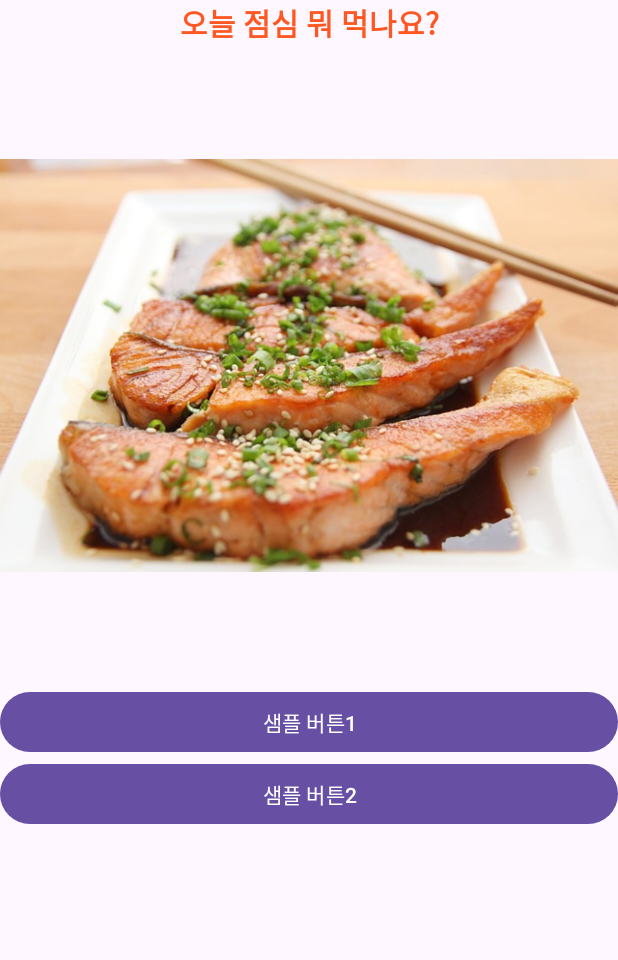
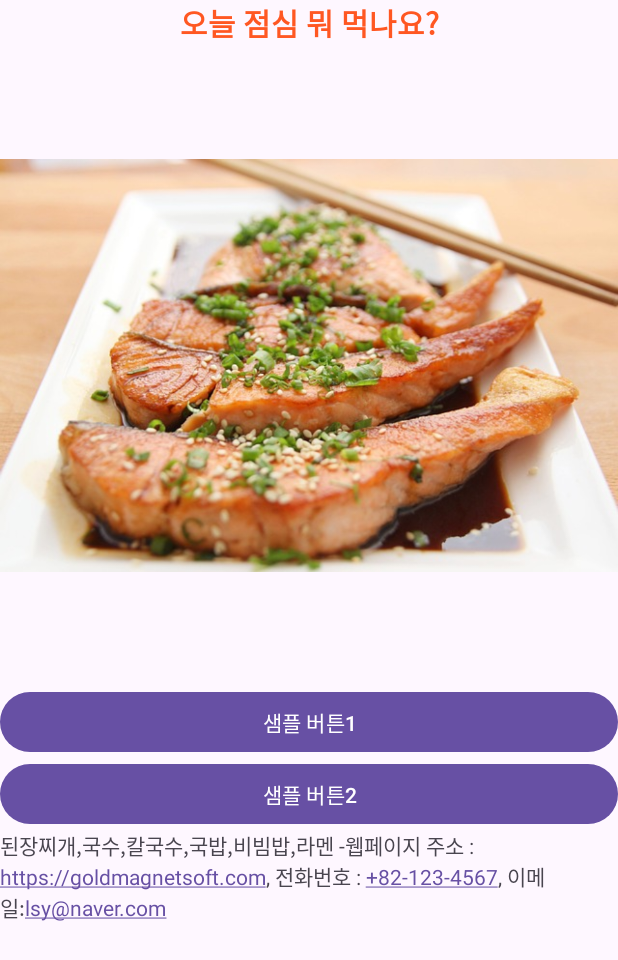
Before and after one commit to lsy3709/AndroidLabTest501, an Android app: the Ch6MainActivity screen opened directly, with no data from a screen before it, on a phone screen of 412 x 824 dp. Shown: the top 960 px of the screen. Run offline under Robolectric (Android 15) with nearby library versions, the light colour scheme and no system bars.

Commit message:
7교시, ch6 뷰 기본 알아보기, 뷰요소들 살펴보기3

```diff
--- a/app/src/main/res/layout/activity_ch6_main.xml
+++ b/app/src/main/res/layout/activity_ch6_main.xml
@@ -41,6 +41,12 @@
             android:layout_height="wrap_content"
             android:text="샘플 버튼2"/>
 
+        <TextView
+            android:layout_width="match_parent"
+            android:layout_height="wrap_content"
+            android:text="@string/lunch_introduce"
+            android:autoLink="web|phone|email"/>
+
 
 
 
--- a/app/src/main/res/values/strings.xml
+++ b/app/src/main/res/values/strings.xml
@@ -1,4 +1,5 @@
 <resources>
     <string name="app_name">AndroidLabTest501</string>
     <string name="lunch_today">오늘 점심 뭐 먹나요?</string>
+    <string name="lunch_introduce">된장찌개,국수,칼국수,국밥,비빔밥,라멘 -웹페이지 주소 : https://goldmagnetsoft.com, 전화번호 : +82-123-4567, 이메일:lsy@naver.com</string>
 </resources>
```
